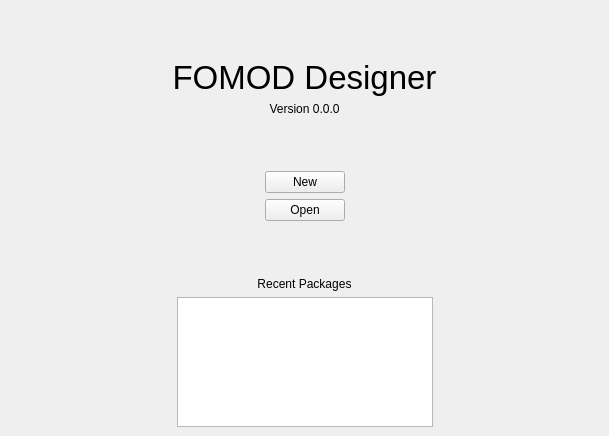
Above: resources/templates/intro.ui from GandaG/fomod-designer before the change. Below: the same form after it.
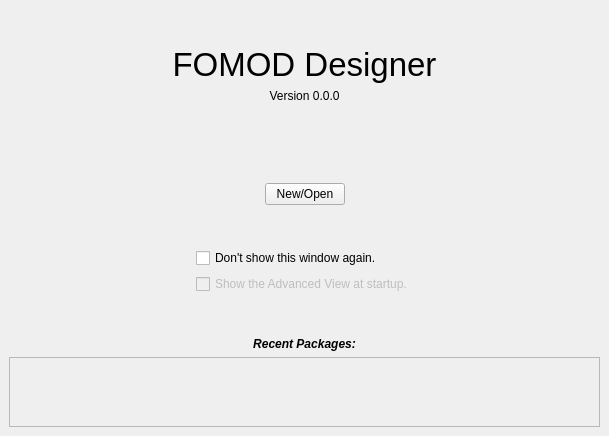
That is the form after the change.

Commit message: Added intro screen. Dialog windows are now correctly set on top of the main window.

Diff of the .ui file:
```diff
--- a/resources/templates/intro.ui
+++ b/resources/templates/intro.ui
@@ -41,7 +41,7 @@
       <property name="sizeHint" stdset="0">
        <size>
         <width>20</width>
-        <height>34</height>
+        <height>40</height>
        </size>
       </property>
      </spacer>
@@ -86,6 +86,19 @@
       </property>
      </widget>
     </item>
+    <item>
+     <spacer name="verticalSpacer_7">
+      <property name="orientation">
+       <enum>Qt::Vertical</enum>
+      </property>
+      <property name="sizeHint" stdset="0">
+       <size>
+        <width>20</width>
+        <height>40</height>
+       </size>
+      </property>
+     </spacer>
+    </item>
     <item>
      <spacer name="verticalSpacer_3">
       <property name="orientation">
@@ -94,7 +107,7 @@
       <property name="sizeHint" stdset="0">
        <size>
         <width>20</width>
-        <height>24</height>
+        <height>40</height>
        </size>
       </property>
      </spacer>
@@ -126,7 +139,7 @@
          <bool>false</bool>
         </property>
         <property name="text">
-         <string>New</string>
+         <string>New/Open</string>
         </property>
        </widget>
       </item>
@@ -145,6 +158,19 @@
       </item>
      </layout>
     </item>
+    <item>
+     <spacer name="verticalSpacer_4">
+      <property name="orientation">
+       <enum>Qt::Vertical</enum>
+      </property>
+      <property name="sizeHint" stdset="0">
+       <size>
+        <width>20</width>
+        <height>40</height>
+       </size>
+      </property>
+     </spacer>
+    </item>
     <item>
      <layout class="QHBoxLayout" name="horizontalLayout_2">
       <item>
@@ -161,16 +187,41 @@
        </spacer>
       </item>
       <item>
-       <widget class="QPushButton" name="open_button">
-        <property name="sizePolicy">
-         <sizepolicy hsizetype="Preferred" vsizetype="Preferred">
-          <horstretch>0</horstretch>
-          <verstretch>0</verstretch>
-         </sizepolicy>
-        </property>
-        <property name="text">
-         <string>Open</string>
-        </property>
+       <widget class="QWidget" name="widget" native="true">
+        <layout class="QVBoxLayout" name="verticalLayout_3">
+         <property name="leftMargin">
+          <number>0</number>
+         </property>
+         <property name="topMargin">
+          <number>0</number>
+         </property>
+         <property name="rightMargin">
+          <number>0</number>
+         </property>
+         <property name="bottomMargin">
+          <number>0</number>
+         </property>
+         <item>
+          <widget class="QCheckBox" name="check_intro">
+           <property name="text">
+            <string>Don't show this window again.</string>
+           </property>
+          </widget>
+         </item>
+         <item>
+          <widget class="QCheckBox" name="check_advanced">
+           <property name="enabled">
+            <bool>false</bool>
+           </property>
+           <property name="text">
+            <string>Show the Advanced View at startup.</string>
+           </property>
+           <property name="checked">
+            <bool>false</bool>
+           </property>
+          </widget>
+         </item>
+        </layout>
        </widget>
       </item>
       <item>
@@ -196,7 +247,7 @@
       <property name="sizeHint" stdset="0">
        <size>
         <width>20</width>
-        <height>24</height>
+        <height>40</height>
        </size>
       </property>
      </spacer>
@@ -209,8 +260,15 @@
         <verstretch>0</verstretch>
        </sizepolicy>
       </property>
+      <property name="font">
+       <font>
+        <weight>75</weight>
+        <italic>true</italic>
+        <bold>true</bold>
+       </font>
+      </property>
       <property name="text">
-       <string>Recent Packages</string>
+       <string>Recent Packages:</string>
       </property>
       <property name="alignment">
        <set>Qt::AlignCenter</set>
@@ -218,49 +276,56 @@
      </widget>
     </item>
     <item>
-     <layout class="QHBoxLayout" name="horizontalLayout_3" stretch="0,0,0">
+     <layout class="QHBoxLayout" name="horizontalLayout_3" stretch="0">
       <item>
-       <spacer name="horizontalSpacer_5">
-        <property name="orientation">
-         <enum>Qt::Horizontal</enum>
-        </property>
-        <property name="sizeHint" stdset="0">
-         <size>
-          <width>40</width>
-          <height>20</height>
-         </size>
-        </property>
-       </spacer>
-      </item>
-      <item>
-       <widget class="QListWidget" name="recent_list">
+       <widget class="QScrollArea" name="scrollArea">
         <property name="sizePolicy">
-         <sizepolicy hsizetype="Preferred" vsizetype="Preferred">
+         <sizepolicy hsizetype="Expanding" vsizetype="Minimum">
           <horstretch>0</horstretch>
           <verstretch>0</verstretch>
          </sizepolicy>
         </property>
-        <property name="maximumSize">
-         <size>
-          <width>16777215</width>
-          <height>130</height>
-         </size>
+        <property name="sizeAdjustPolicy">
+         <enum>QAbstractScrollArea::AdjustToContentsOnFirstShow</enum>
         </property>
+        <property name="widgetResizable">
+         <bool>true</bool>
+        </property>
+        <property name="alignment">
+         <set>Qt::AlignLeading|Qt::AlignLeft|Qt::AlignTop</set>
+        </property>
+        <widget class="QWidget" name="scrollAreaWidgetContents">
+         <property name="geometry">
+          <rect>
+           <x>0</x>
+           <y>0</y>
+           <width>587</width>
+           <height>69</height>
+          </rect>
+         </property>
+         <property name="sizePolicy">
+          <sizepolicy hsizetype="Preferred" vsizetype="Minimum">
+           <horstretch>0</horstretch>
+           <verstretch>0</verstretch>
+          </sizepolicy>
+         </property>
+         <layout class="QVBoxLayout" name="scroll_layout">
+          <property name="leftMargin">
+           <number>0</number>
+          </property>
+          <property name="topMargin">
+           <number>0</number>
+          </property>
+          <property name="rightMargin">
+           <number>0</number>
+          </property>
+          <property name="bottomMargin">
+           <number>0</number>
+          </property>
+         </layout>
+        </widget>
        </widget>
       </item>
-      <item>
-       <spacer name="horizontalSpacer_6">
-        <property name="orientation">
-         <enum>Qt::Horizontal</enum>
-        </property>
-        <property name="sizeHint" stdset="0">
-         <size>
-          <width>40</width>
-          <height>20</height>
-         </size>
-        </property>
-       </spacer>
-      </item>
      </layout>
     </item>
    </layout>
```
The commit also changes 3 other files.
